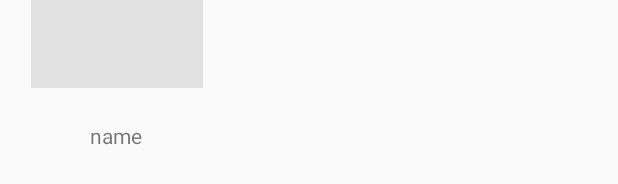
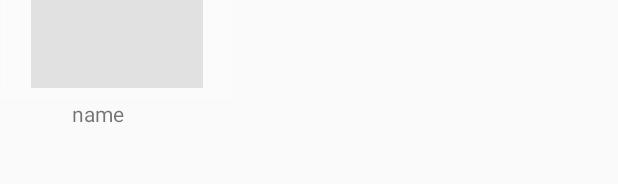
Before and after one commit to weiyingdemo/weiying, an Android app: the layout briechild_item.xml on its own in the app's theme, with its tools: preview values and no code run, on a phone screen of 412 x 824 dp. Shown: the part 163-347 px from the top of the screen. Run offline under Robolectric (Android 15) with nearby library versions, the phone set to English and light mode, and no system bars; network calls fail.

Commit message:
详情（简介）1

```diff
--- a/app/build.gradle
+++ b/app/build.gradle
@@ -70,5 +70,10 @@ dependencies {
     implementation 'org.greenrobot:greendao-generator:3.2.2'
     implementation 'com.scwang.smartrefresh:SmartRefreshLayout:1.0.5.1'
 
+    //饺子
+    implementation 'cn.jzvd:jiaozivideoplayer:6.2.12'
+    implementation 'com.android.support:design:27.1.1'
+    implementation 'com.squareup.picasso:picasso:2.5.2'
 
+    implementation 'org.greenrobot:eventbus:3.0.0'
 }
--- a/app/src/main/AndroidManifest.xml
+++ b/app/src/main/AndroidManifest.xml
@@ -5,7 +5,7 @@
     <uses-permission android:name="android.permission.INTERNET" />
     <uses-permission android:name="android.permission.READ_EXTERNAL_STORAGE" />
     <uses-permission android:name="android.permission.WRITE_EXTERNAL_STORAGE" />
-    <uses-permission android:name="android.permission.INTERNET" />
+
 
     <application
         android:name=".MyFresco"
@@ -38,9 +38,7 @@
             android:screenOrientation="portrait"
             ></activity>
         <activity android:name=".view.activity.SpecialListActivity"></activity>
-        <activity android:name=".view.activity.WelfareActivity" />
-        <activity android:name=".view.activity.DetailsActivity" />
-        <activity android:name=".view.activity.SpecialListActivity" />
+
         <activity android:name=".view.activity.SettingActivity" />
         <activity android:name=".view.activity.WebViewActivity"></activity>
     </application>
--- a/app/src/main/java/com/example/weiying/view/adapter/FindAdapter.java
+++ b/app/src/main/java/com/example/weiying/view/adapter/FindAdapter.java
@@ -67,7 +67,6 @@ public class FindAdapter extends RecyclerView.Adapter {
             }
             }
 
-
             //点击视图  跳转到详情页面
             h.find_lin.setOnClickListener(new View.OnClickListener() {
                 @Override
--- /dev/null
+++ b/app/src/main/res/drawable/bg_bor.xml
@@ -0,0 +1,7 @@
+<?xml version="1.0" encoding="utf-8"?>
+<shape xmlns:android="http://schemas.android.com/apk/res/android">
+    <solid android:color="#20FFFFFF" />
+    <stroke android:width="3dp" android:color="#20FFFFFF" />
+    <corners android:radius="0dp" />
+    <padding android:left="0dp" android:top="0dp" android:right="0dp" android:bottom="0dp" />
+</shape>
--- a/app/src/main/res/layout/briechild_item.xml
+++ b/app/src/main/res/layout/briechild_item.xml
@@ -1,10 +1,11 @@
 <?xml version="1.0" encoding="utf-8"?>
 <RelativeLayout
-
+    android:id="@+id/rela"
     xmlns:android="http://schemas.android.com/apk/res/android"
-    android:layout_width="@dimen/x125"
-    android:layout_height="@dimen/y153">
+    android:layout_width="wrap_content"
+    android:layout_height="@dimen/y150">
     <ImageView
+        android:background="@drawable/bg_bor"
           android:padding="@dimen/y5"
            android:id="@+id/brie_img"
            android:layout_width="@dimen/x125"
@@ -13,11 +14,10 @@
 
     <TextView
         android:id="@+id/brie_title"
+        android:layout_width="@dimen/x105"
         android:gravity="center"
-           android:layout_width="@dimen/x105"
         android:layout_height="wrap_content"
-           android:layout_alignParentBottom="true"
-           android:layout_centerHorizontal="true"
-           android:layout_marginBottom="@dimen/y6"
+        android:layout_alignParentStart="true"
+        android:layout_below="@+id/brie_img"
         android:text="name" />
 </RelativeLayout>
--- a/app/src/main/res/layout/briefintroduction_layout.xml
+++ b/app/src/main/res/layout/briefintroduction_layout.xml
@@ -90,7 +90,7 @@
     <android.support.v7.widget.RecyclerView
         android:layout_marginTop="@dimen/y15"
         android:id="@+id/brie_recyc"
-        android:layout_marginRight="@dimen/x5"
+
         android:layout_width="match_parent"
         android:layout_height="match_parent">
 
```
Also changed, not shown: app/src/main/java/com/example/weiying/view/adapter/BrieChildAdapter.java (+34 -1 lines). Lines whose indentation alone changed are shown as unchanged.
